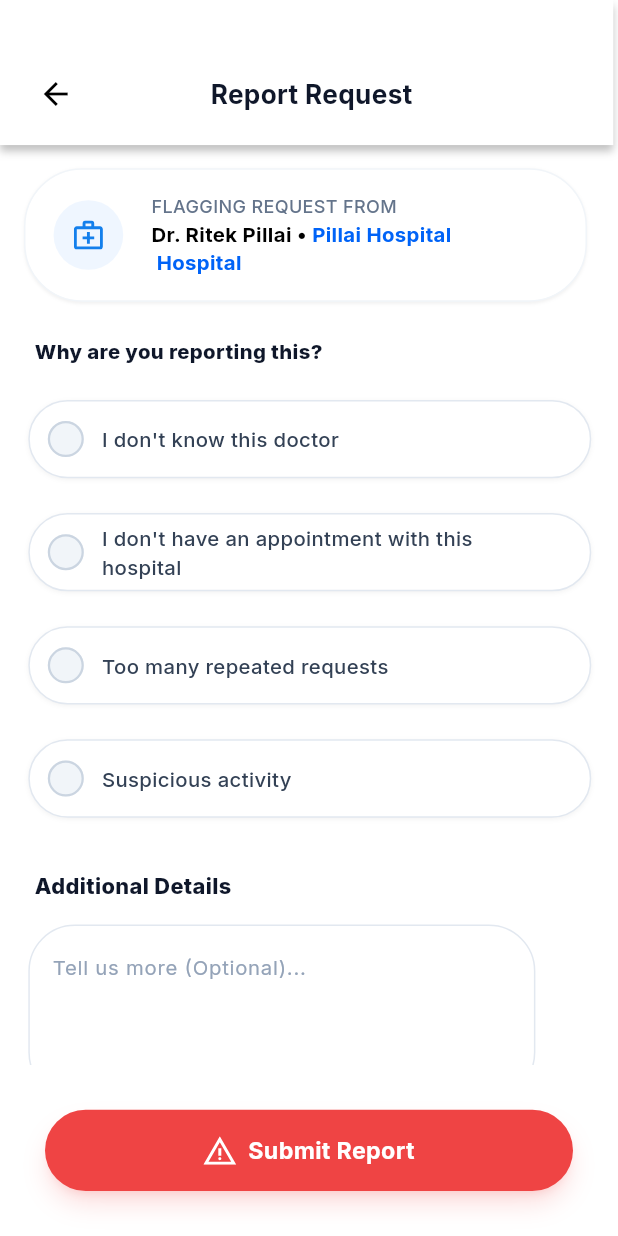
After one commit to RitekPillai/CareTag, a Flutter app: the screen it shows after launch, on a phone screen of 412 x 824 dp. The commit adds this screen. Run offline on Flutter 3.47's test engine with Material 3 defaults, Android fonts, the phone set to English and light mode, and no system bars; our stand-ins replace bloc, camera, equatable, firebase_core, firebase_messaging, fl_chart and 18 more; missing offline and left inert: clipboard, cryptography, fast_rsa, flutter_background_service, flutter_web_auth_2, gal and 1 more; accounts and stored records are empty; project files that could hold a hidden picture were left out.

Commit message:
Block UI is done backendLogic is remenaing

```diff
--- /dev/null
+++ b/Frontend/caretag/lib/Modules/card_registration/data/model/bloc_req_model.dart
@@ -0,0 +1,15 @@
+class BlockReqModel {
+  final String docID;
+  final String reason;
+  final String discription;
+
+  BlockReqModel({
+    required this.docID,
+    required this.reason,
+    required this.discription,
+  });
+
+  Map<String, dynamic> toJson() {
+    return {'docID': docID, 'reason': reason, 'discription': discription};
+  }
+}
--- a/Frontend/caretag/lib/Modules/card_registration/data/repos/paitent_repo.dart
+++ b/Frontend/caretag/lib/Modules/card_registration/data/repos/paitent_repo.dart
@@ -4,6 +4,7 @@ import 'dart:developer';
 import 'package:caretag/Modules/auth/data/model/authException.dart';
 import 'package:caretag/Modules/auth/model_view/service/AuthenticationService.dart';
 import 'package:caretag/Modules/card_registration/data/model/acceptReqModel.dart';
+import 'package:caretag/Modules/card_registration/data/model/bloc_req_model.dart';
 import 'package:caretag/Modules/card_registration/data/model/medicarecordmodel.dart';
 import 'package:caretag/Modules/card_registration/data/model/profileModel.dart';
 import 'package:caretag/Modules/card_registration/data/model/registrationresponsemodel.dart';
@@ -201,4 +202,23 @@ class PaitientRepo {
       rethrow;
     }
   }
+
+  void blockRequest(BlockReqModel req) async {
+    Map<String, dynamic> payload = req.toJson();
+    try {
+      final response = await authenticationService.post(
+        Uri.parse(
+          "https://uncatastrophic-nonobserving-marylyn.ngrok-free.dev/link/deny",
+        ),
+        body: jsonEncode(payload),
+      );
+      if (response.statusCode == 200) {
+        log("Request sent sucessFully");
+      } else {
+        throw Exception();
+      }
+    } catch (e) {
+      rethrow;
+    }
+  }
 }
--- a/Frontend/caretag/lib/Modules/card_registration/model_view/bloc/patient_bloc_bloc.dart
+++ b/Frontend/caretag/lib/Modules/card_registration/model_view/bloc/patient_bloc_bloc.dart
@@ -3,6 +3,7 @@ import 'dart:developer';
 
 import 'package:bloc/bloc.dart';
 import 'package:caretag/Modules/card_registration/data/model/acceptReqModel.dart';
+import 'package:caretag/Modules/card_registration/data/model/bloc_req_model.dart';
 import 'package:caretag/Modules/card_registration/data/model/medicarecordmodel.dart';
 import 'package:caretag/Modules/card_registration/data/model/profileModel.dart';
 import 'package:caretag/Modules/card_registration/data/model/shippingRegistration.dart';
@@ -30,6 +31,7 @@ class PatientBloc extends Bloc<PatientBlocEvent, PatientBlocState> {
     on<GetProfileData>(_onGetProfileData);
     on<RequestAccept>(_onRequestAccept);
     on<DenyPermission>(_onDenyPermission);
+    on<ReportRequest>(_onReportRequest);
   }
   Future<void> _onPatientRegistration(
     PatientRegistration event,
@@ -140,9 +142,23 @@ class PatientBloc extends Bloc<PatientBlocEvent, PatientBlocState> {
     Emitter<PatientBlocState> emit,
   ) {
     emit(Loading());
-    _paitentRepo.denyRequest(event.docId);
-    try {} catch (e) {
+
+    try {
+      _paitentRepo.denyRequest(event.docId);
+    } catch (e) {
       log("Error while denying the permission:$e");
     }
   }
+
+  FutureOr<void> _onReportRequest(
+    ReportRequest event,
+    Emitter<PatientBlocState> emit,
+  ) {
+    emit(Loading());
+    try {
+      _paitentRepo.blockRequest(event.blockReqModel);
+    } catch (e) {
+      log("Error while block the permission:$e");
+    }
+  }
 }
--- a/Frontend/caretag/lib/Modules/card_registration/model_view/bloc/patient_bloc_event.dart
+++ b/Frontend/caretag/lib/Modules/card_registration/model_view/bloc/patient_bloc_event.dart
@@ -23,6 +23,12 @@ class GetPatientRecord extends PatientBlocEvent {
   const GetPatientRecord();
 }
 
+class ReportRequest extends PatientBlocEvent {
+  final BlockReqModel blockReqModel;
+
+  const ReportRequest({required this.blockReqModel});
+}
+
 class DenyPermission extends PatientBlocEvent {
   final String docId;
 
--- /dev/null
+++ b/Frontend/caretag/lib/Modules/home/view.dart/reportPage.dart
@@ -0,0 +1,339 @@
+import 'package:caretag/Modules/card_registration/data/model/bloc_req_model.dart';
+import 'package:caretag/Modules/card_registration/model_view/bloc/patient_bloc_bloc.dart';
+import 'package:caretag/Modules/home/widgets/report/doc_report_conatiner_tile.dart';
+import 'package:caretag/constants/app_color.dart';
+import 'package:caretag/widgets/custombutton.dart';
+import 'package:flutter/material.dart';
+import 'package:flutter_bloc/flutter_bloc.dart' show ReadContext;
+import 'package:flutter_screenutil/flutter_screenutil.dart';
+import 'package:flutter_svg/svg.dart';
+import 'package:google_fonts/google_fonts.dart';
+import 'package:hive_flutter/adapters.dart';
+import 'package:http/http.dart' as context;
+
+class Reportpage extends StatefulWidget {
+  final String docName;
+  final String hospitalName;
+  const Reportpage({
+    super.key,
+    required this.docName,
+    required this.hospitalName,
+  });
+
+  @override
+  State<Reportpage> createState() => _ReportpageState();
+}
+
+class _ReportpageState extends State<Reportpage> {
+  String? selecteReason;
+
+  @override
+  Widget build(BuildContext context) {
+    const Color shadowColor = Color.fromRGBO(0, 0, 0, 0.25);
+    const Color textFiledBorderColor = Color(0xffE2E8F0);
+    const Color hintTextColor = Color(0xff94A3B8);
+    const Color warningContainerColor = Color(0xffFFFBEB);
+    const Color warniongContainerBorderColor = Color(0xffFEF3C7);
+    const Color iconColor = Color(0xffD97706);
+    const Color warningTextColor = Color(0xff92400E);
+    const Color submitContainerShawdowColor = Color.fromRGBO(239, 68, 68, 0.2);
+    const Color submitContainerColor = Color.fromRGBO(239, 68, 68, 250);
+
+    TextEditingController controller = TextEditingController();
+
+    return Scaffold(
+      backgroundColor: Colors.white,
+      body: Column(
+        mainAxisAlignment: MainAxisAlignment.start,
+        crossAxisAlignment: CrossAxisAlignment.start,
+        children: [
+          Container(
+            width: 390.w,
+            height: 100.h,
+            decoration: BoxDecoration(
+              color: Colors.white,
+              boxShadow: [
+                BoxShadow(
+                  offset: Offset(0, 4),
+                  blurRadius: 4,
+                  spreadRadius: 0,
+                  color: shadowColor,
+                ),
+              ],
+            ),
+            child: Padding(
+              padding: EdgeInsets.only(top: 30.h),
+              child: Row(
+                crossAxisAlignment: CrossAxisAlignment.center,
+
+                children: [
+                  Padding(
+                    padding: EdgeInsets.only(left: 24.w, right: 87.w),
+                    child: Icon(Icons.arrow_back, color: Colors.black),
+                  ),
+                  Text(
+                    "Report Request",
+                    style: GoogleFonts.inter(
+                      fontWeight: FontWeight.w700,
+                      fontSize: 18.sp,
+                      color: AppColor.darkishBlueTextColor,
+                    ),
+                  ),
+                ],
+              ),
+            ),
+          ),
+          Expanded(
+            child: SingleChildScrollView(
+              scrollDirection: Axis.vertical,
+              child: Column(
+                mainAxisAlignment: MainAxisAlignment.start,
+                crossAxisAlignment: CrossAxisAlignment.start,
+                children: [
+                  SizedBox(height: 16.h),
+                  Padding(
+                    padding: EdgeInsets.symmetric(horizontal: 16.0),
+                    child: DocReportConatinerTile(
+                      docName: widget.docName,
+                      hospitalName: widget.hospitalName,
+                    ),
+                  ),
+                  SizedBox(height: 24.h),
+                  Padding(
+                    padding: EdgeInsets.only(left: 22.w, bottom: 12.h),
+                    child: Text(
+                      "Why are you reporting this?",
+                      style: GoogleFonts.inter(
+                        fontWeight: FontWeight.w800,
+                        fontSize: 14.sp,
+                        color: AppColor.darkishBlueTextColor,
+                      ),
+                    ),
+                  ),
+                  CustomCheckBox("I don't know this doctor"),
+                  CustomCheckBox(
+                    "I don't have an appointment with this\nhospital",
+                  ),
+                  CustomCheckBox("Too many repeated requests"),
+                  CustomCheckBox("Suspicious activity"),
+                  SizedBox(height: 24.h),
+                  Padding(
+                    padding: EdgeInsets.only(left: 22.w, bottom: 8.h),
+                    child: Text(
+                      "Additional Details",
+                      style: GoogleFonts.inter(
+                        fontWeight: FontWeight.w800,
+                        fontSize: 15.sp,
+                        color: AppColor.darkishBlueTextColor,
+                      ),
+                    ),
+                  ),
+                  SizedBox(
+                    width: 358.w,
+                    height: 128.h,
+
+                    child: Padding(
+                      padding: EdgeInsets.only(
+                        top: 8.h,
+                        left: 18.w,
+                        right: 19.h,
+                      ),
+                      child: TextField(
+                        controller: controller,
+                        maxLines: 4,
+                        decoration: InputDecoration(
+                          hintText: "Tell us more (Optional)...",
+                          hintStyle: GoogleFonts.inter(
+                            fontWeight: FontWeight.w400,
+                            fontSize: 14.sp,
+                            color: hintTextColor,
+                          ),
+                          focusedBorder: OutlineInputBorder(
+                            borderRadius: BorderRadius.circular(32.r),
+                            borderSide: BorderSide(color: textFiledBorderColor),
+                          ),
+                          enabledBorder: OutlineInputBorder(
+                            borderRadius: BorderRadius.circular(32.r),
+                            borderSide: BorderSide(color: textFiledBorderColor),
+                          ),
+
+                          border: OutlineInputBorder(
+                            borderRadius: BorderRadius.circular(32.r),
+                            borderSide: BorderSide(color: textFiledBorderColor),
+                          ),
+                        ),
+                      ),
+                    ),
+                  ),
+                  SizedBox(height: 24.h),
+                  Padding(
+                    padding: EdgeInsets.only(left: 16.w),
+                    child: Container(
+                      width: 358.w,
+                      height: 73,
+                      decoration: BoxDecoration(
+                        borderRadius: BorderRadius.circular(32.r),
+
+                        color: warningContainerColor,
+                        border: Border.all(
+                          color: warniongContainerBorderColor,
+                          width: 1,
+                        ),
+                      ),
+                      child: Row(
+                        children: [
+                          SizedBox(width: 16.w),
+
+                          SvgPicture.asset(
+                            "assets/images/records/shild.svg",
+                            width: 13.33.w,
+                            height: 16.67.h,
+                            color: iconColor,
+                          ),
+                          SizedBox(width: 12.w),
+                          Text(
+                            "Reporting will block this doctor from sending\nfurther requests until verified by support.",
+                            style: GoogleFonts.poppins(
+                              fontWeight: FontWeight.w500,
+                              fontSize: 12.sp,
+                              color: warningTextColor,
+                            ),
+                          ),
+                        ],
+                      ),
+                    ),
+                  ),
+                  SizedBox(width: 37.w),
+                ],
+              ),
+            ),
+          ),
+
+          Padding(
+            padding: const EdgeInsets.all(30.0),
+            child: GestureDetector(
+              onTap: () {
+                context.read<PatientBloc>().add(
+                  ReportRequest(
+                    blockReqModel: BlockReqModel(
+                      docID: widget.docName,
+                      reason: selecteReason!,
+                      discription: controller.text,
+                    ),
+                  ),
+                );
+              },
+              child: Container(
+                width: 358.w,
+                height: 56.h,
+                decoration: BoxDecoration(
+                  borderRadius: BorderRadius.circular(32.r),
+                  color: submitContainerColor,
+                  boxShadow: [
+                    BoxShadow(
+                      blurRadius: 6,
+                      spreadRadius: -4,
+                      offset: Offset(0, 4),
+                      color: submitContainerShawdowColor,
+                    ),
+                    BoxShadow(
+                      blurRadius: 15,
+                      spreadRadius: -3,
+                      offset: Offset(0, 10),
+                      color: submitContainerShawdowColor,
+                    ),
+                  ],
+                ),
+                child: Row(
+                  mainAxisAlignment: MainAxisAlignment.center,
+                  children: [
+                    SvgPicture.asset("assets/images/home/dialog/warning.svg"),
+                    Text(
+                      "  Submit Report",
+                      style: GoogleFonts.inter(
+                        fontWeight: FontWeight.w700,
+                        fontSize: 16.sp,
+                        color: Colors.white,
+                      ),
+                    ),
+                  ],
+                ),
+              ),
+            ),
+          ),
+        ],
+      ),
+    );
+  }
+
+  Widget CustomCheckBox(String text) {
+    const Color borderColor = Color(0xffE2E8F0);
+    const Color containerShadowColor = Color.fromRGBO(0, 0, 0, 0.05);
+    const Color checkBoxFillColor = Color(0xffF1F5F9);
+    const Color checkBoxBoderColor = Color(0xffCBD5E1);
+    const Color radioButtonTextColor = Color(0xff334155);
+    return Padding(
+      padding: EdgeInsets.only(bottom: 12.h, left: 18.w, top: 12.h),
+      child: GestureDetector(
+        onTap: () => setState(() {
+          if (text == "hospital") {
+            selecteReason = "I don't have an appointment with this hospital";
+            return;
+          }
+          selecteReason = text;
+        }),
+        child: Container(
+          width: 358.w,
+          height: 54.h,
+          decoration: BoxDecoration(
+            color: Colors.white,
+            borderRadius: BorderRadius.circular(32.r),
+            border: Border.all(color: borderColor, width: 1),
+            boxShadow: [
+              BoxShadow(
+                offset: Offset(0, 1),
+                blurRadius: 2,
+                spreadRadius: 0,
+                color: containerShadowColor,
+              ),
+            ],
+          ),
+          child: Row(
+            mainAxisAlignment: MainAxisAlignment.start,
+            children: [
+              RadioGroup<String>(
+                groupValue: selecteReason,
+                onChanged: (String? newValue) {
+                  setState(() {
+                    selecteReason = newValue;
+                  });
+
+                  debugPrint("Reason:$selecteReason");
+                },
+                child: Transform.scale(
+                  scale: 1.5,
+                  child: Radio(
+                    value: text,
+
+                    activeColor: AppColor.lightBlueTextColor2,
+                    backgroundColor: WidgetStatePropertyAll(checkBoxFillColor),
+
+                    side: BorderSide(color: checkBoxBoderColor, width: 1),
+                  ),
+                ),
+              ),
+              Text(
+                text,
+                style: GoogleFonts.inter(
+                  fontWeight: FontWeight.w500,
+                  color: radioButtonTextColor,
+                  fontSize: 14.sp,
+                ),
+              ),
+            ],
+          ),
+        ),
+      ),
+    );
+  }
+}
--- a/Frontend/caretag/lib/Modules/home/widgets/careTagHome/custom_alert_box.dart
+++ b/Frontend/caretag/lib/Modules/home/widgets/careTagHome/custom_alert_box.dart
@@ -1,4 +1,6 @@
 // ignore_for_file: public_member_api_docs, sort_constructors_first
+import 'package:caretag/Modules/card_registration/data/model/bloc_req_model.dart';
+import 'package:caretag/Modules/home/view.dart/reportPage.dart';
 import 'package:caretag/Modules/home/widgets/careTagHome/acceptPage.dart';
 import 'package:caretag/Modules/home/widgets/careTagHome/denyPage.dart';
 import 'package:flutter/material.dart';
@@ -164,12 +166,27 @@ class CustomAlertBox extends StatelessWidget {
                   Row(
                     children: [
                       Icon(Icons.flag_outlined, color: redColor),
-                      Text(
-                        "Report",
-                        style: GoogleFonts.poppins(
-                          fontWeight: FontWeight.w500,
-                          fontSize: 14,
-                          color: redColor,
+                      GestureDetector(
+                        onTap: () {
+                          Navigator.pop(context);
+
+                          Navigator.push(
+                            context,
+                            MaterialPageRoute(
+                              builder: (context) => Reportpage(
+                                docName: permissionRequestModel.docName,
+                                hospitalName: permissionRequestModel.placeName,
+                              ),
+                            ),
+                          );
+                        },
+                        child: Text(
+                          "Report",
+                          style: GoogleFonts.poppins(
+                            fontWeight: FontWeight.w500,
+                            fontSize: 14,
+                            color: redColor,
+                          ),
                         ),
                       ),
                     ],
--- /dev/null
+++ b/Frontend/caretag/lib/Modules/home/widgets/report/doc_report_conatiner_tile.dart
@@ -0,0 +1,110 @@
+import 'package:caretag/constants/app_color.dart';
+import 'package:flutter/material.dart';
+import 'package:flutter_screenutil/flutter_screenutil.dart';
+import 'package:flutter_svg/flutter_svg.dart';
+import 'package:google_fonts/google_fonts.dart';
+import 'package:hive/hive.dart';
+
+class DocReportConatinerTile extends StatelessWidget {
+  final String docName;
+  final String hospitalName;
+  const DocReportConatinerTile({
+    super.key,
+    required this.docName,
+    required this.hospitalName,
+  });
+
+  @override
+  Widget build(BuildContext context) {
+    const Color containerBorderColor = Color(0xffF1F5F9);
+    const Color shadowColor = Color.fromRGBO(0, 0, 0, 0.05);
+    const Color smallContainerColor = Color(0xffEFF6FF);
+    return Container(
+      width: 358.w,
+      height: 92.h,
+
+      decoration: BoxDecoration(
+        color: Colors.white,
+        borderRadius: BorderRadius.circular(40.r),
+        boxShadow: [
+          BoxShadow(
+            offset: Offset(0, 1),
+            blurRadius: 1,
+            spreadRadius: 0,
+            color: shadowColor,
+          ),
+        ],
+        border: Border.all(color: containerBorderColor, width: 1),
+      ),
+      child: Row(
+        mainAxisAlignment: MainAxisAlignment.start,
+        crossAxisAlignment: CrossAxisAlignment.center,
+        children: [
+          Padding(
+            padding: EdgeInsets.symmetric(horizontal: 16.0.w),
+            child: Container(
+              width: 48.w,
+              height: 48.h,
+              decoration: BoxDecoration(
+                color: smallContainerColor,
+                shape: BoxShape.circle,
+              ),
+              child: Center(
+                child: SvgPicture.asset(
+                  "assets/images/home/dialog/hospital.svg",
+                  width: 20.w,
+                  height: 20.h,
+                ),
+              ),
+            ),
+          ),
+
+          Column(
+            mainAxisAlignment: MainAxisAlignment.center,
+            crossAxisAlignment: CrossAxisAlignment.start,
+            children: [
+              Text(
+                "FLAGGING REQUEST FROM",
+                style: GoogleFonts.inter(
+                  fontWeight: FontWeight.w500,
+                  fontSize: 12,
+                  color: AppColor.greyTextColor,
+                ),
+              ),
+              Text.rich(
+                textAlign: TextAlign.start,
+                TextSpan(
+                  text: "Dr. $docName • ",
+                  style: GoogleFonts.inter(
+                    fontWeight: FontWeight.w700,
+                    color: Colors.black,
+                    fontSize: 14.sp,
+                  ),
+
+                  children: [
+                    TextSpan(
+                      text: hospitalName,
+                      style: GoogleFonts.inter(
+                        fontWeight: FontWeight.w700,
+                        fontSize: 14.sp,
+                        color: AppColor.lightBlueTextColor2,
+                      ),
+                    ),
+                    TextSpan(
+                      text: "\n Hospital",
+                      style: GoogleFonts.inter(
+                        fontWeight: FontWeight.w700,
+                        fontSize: 14.sp,
+                        color: AppColor.lightBlueTextColor2,
+                      ),
+                    ),
+                  ],
+                ),
+              ),
+            ],
+          ),
+        ],
+      ),
+    );
+  }
+}
--- a/Frontend/caretag/lib/main.dart
+++ b/Frontend/caretag/lib/main.dart
@@ -2,6 +2,7 @@ import 'dart:developer';
 
 import 'package:caretag/Modules/home/view.dart/homePage.dart';
 import 'package:caretag/Modules/home/view.dart/mainscreen.dart';
+import 'package:caretag/Modules/home/view.dart/reportPage.dart';
 import 'package:caretag/Modules/home/widgets/careTagHome/acceptPage.dart';
 import 'package:caretag/Modules/home/widgets/careTagHome/denyPage.dart';
 import 'package:caretag/constants/messagingService.dart';
@@ -81,7 +82,10 @@ class MyApp extends StatelessWidget {
               ),
               colorScheme: ColorScheme.fromSeed(seedColor: Colors.deepPurple),
             ),
-            home: Homepage(),
+            home: Reportpage(
+              docName: "Ritek Pillai",
+              hospitalName: "Pillai Hospital",
+            ),
           );
         },
       ),
```
Also changed, not shown: Frontend/caretag/assets/images/home/dialog/hospital.svg (added), Frontend/caretag/assets/images/home/dialog/warning.svg (added), 7 other files.
